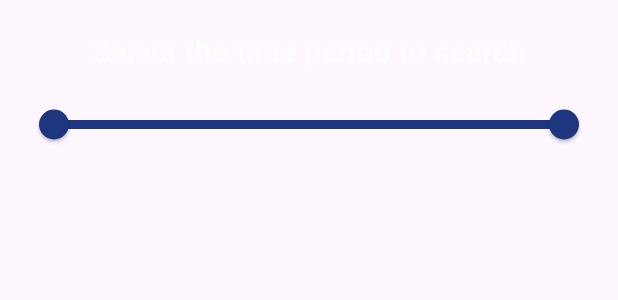
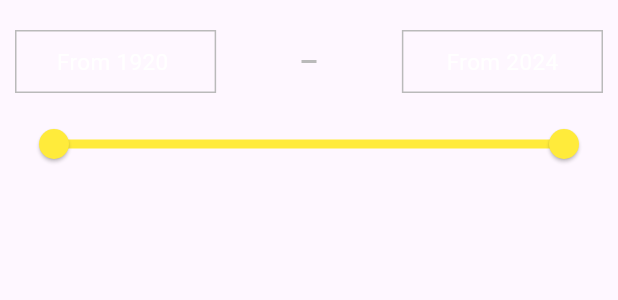
Before and after one commit to DanyaKingSize/Aldera_test, a Flutter app: the MySlider widget shown alone on an empty page, opened directly, on a phone screen of 412 x 824 dp. Shown: the top 300 px of the screen. Run offline on Flutter 3.47's test engine with Material 3 defaults, Android fonts, the phone set to English and light mode, and no system bars; our stand-ins replace bloc, dio, equatable, flutter_bloc; missing offline and left inert: media_kit, media_kit_video; network calls fail.

Commit message:
Продолжение работы над Sheet & Slider

```diff
--- a/lib/home/Slider.dart
+++ b/lib/home/Slider.dart
@@ -21,27 +21,71 @@ class _MySliderState extends State<MySlider> {
         padding: const EdgeInsets.symmetric(vertical: 20, horizontal: 10),
         child: Column(
           children: [
-            const Text(
-              'Select the time period to search',
-              style: TextStyle(
-                color: Colors.white,
-                fontSize: 20,
+            Row(
+                mainAxisAlignment: MainAxisAlignment.spaceBetween,
+                children: [
+                  Container(
+
+                    width: 134.09,
+                    height: 42,
+                    decoration: BoxDecoration(
+                      border: Border.all(
+                        color: const Color.fromRGBO(186, 186, 186, 1),
                       ),
                     ),
-            const SizedBox(height: 10,),
+                    child:  Center(
+                      child: Text(
+                        'From ${values.start.round()} ',
+                        style: const TextStyle(
+                          color: Colors.white,
+                          fontSize: 15,
+                        ),
+                      ),
+                    ),
+                  ),
+                  Container(
+                    width: 10,
+                    height: 2,
+                    color: const Color.fromRGBO(186, 186, 186, 1),
+                  ),
+                  Container(
+                    width: 134.09,
+                    height: 42,
+                    decoration: BoxDecoration(
+                      border: Border.all(
+                        color: const Color.fromRGBO(186, 186, 186, 1),
+                      ),
+                    ),
+                    child:  Center(
+                      child: Text(
+                        'From ${values.end.round()}',
+                        style: const TextStyle(
+                          color: Colors.white,
+                          fontSize: 15,
+                        ),
+                      ),
+                    ),
+                  ),
+                ]
+            ),
+        const SizedBox(
+          height: 10,
+        ),
         RangeSlider(
             values: values,
+
             min: 1920,
             max: 2024,
             divisions: 124,
             labels: labels,
-                activeColor: const Color.fromRGBO(29, 54, 127, 1),
+            //activeColor: const Color.fromRGBO(29, 54, 127, 1),
+            activeColor: Colors.yellow,
             onChanged: (newValues) {
               setState(() => values = newValues);
+
             }),
         ],
       ),
-      ),
-    );
+    ),);
   }
 }
```
Also changed, not shown: lib/home/bottom_sheet.dart (+53 -31 lines). Lines whose indentation alone changed are shown as unchanged.
